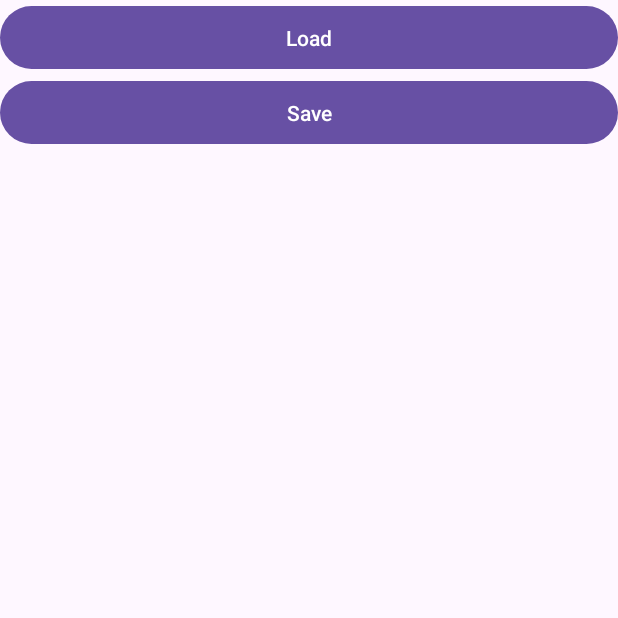
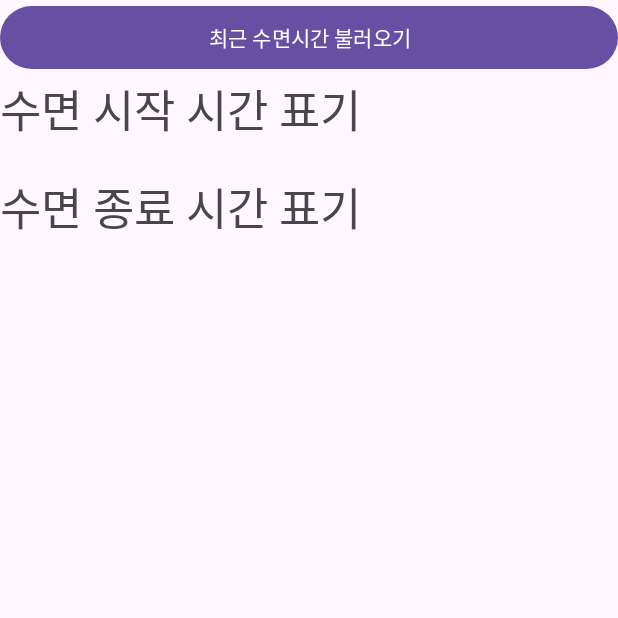
Before and after one commit to yuntaewoong/MobileWebServiceProject, an Android app: the screen it shows after launch (MainActivity), on a phone screen of 412 x 824 dp, the top half of it. Run offline under Robolectric (Android 15) with nearby library versions, the phone set to English and light mode, and no system bars.

Commit message:
Midterm Android Frontend Dev1

```diff
--- a/AndroidStudioProject/app/src/main/res/layout/activity_main.xml
+++ b/AndroidStudioProject/app/src/main/res/layout/activity_main.xml
@@ -9,19 +9,21 @@
         android:layout_width="match_parent"
         android:layout_height="50dp"
         android:id="@+id/btn_load"
-        android:text="Load"
+        android:text="최근 수면시간 불러오기"
         android:onClick="onClickForLoad"
         />
-    <Button
+    <TextView
+        android:id="@+id/text1"
         android:layout_width="match_parent"
-        android:layout_height="50dp"
-        android:id="@+id/btn_save"
-        android:text="Save"
-        android:onClick="onClickForSave"
-        />
-    <ImageView
-        android:layout_width="200dp"
-        android:layout_height="300dp"
-        android:id="@+id/imgView"
-        />
+        android:layout_height="wrap_content"
+        android:text="수면 시작 시간 표기"
+        android:textSize="30sp"/>
+
+    <TextView
+        android:id="@+id/text2"
+        android:layout_width="match_parent"
+        android:layout_height="wrap_content"
+        android:layout_marginTop="20dp"
+        android:text="수면 종료 시간 표기"
+        android:textSize="30sp"/>
 </LinearLayout>
```
Also changed, not shown: AndroidStudioProject/app/src/main/java/com/example/mobilewebserviceproject/MainActivity.java (+17 -68 lines).
